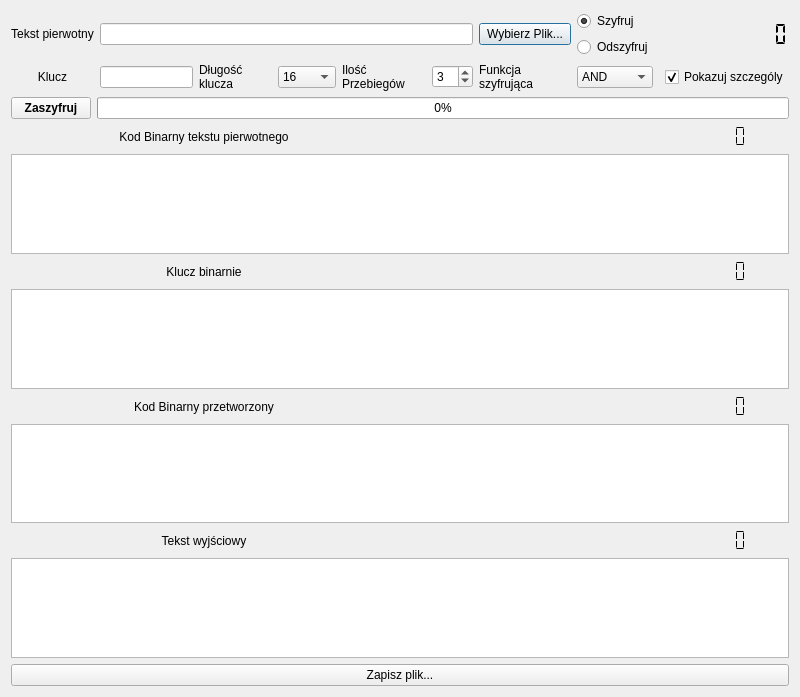
Before: the Qt Designer form start.ui in pkrolkgp/funkcja_Feistela_PyQt5, drawn with Qt 5.
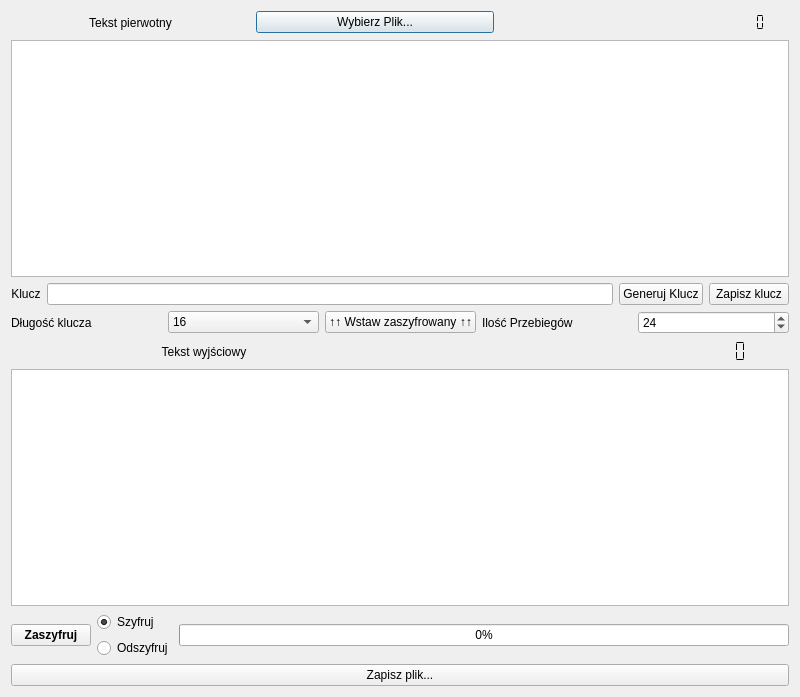
After: the same form once the commit is applied. Icons and pictures are not drawn.

Patch:
```diff
--- a/start.ui
+++ b/start.ui
@@ -37,86 +37,242 @@
   </property>
   <layout class="QGridLayout" name="gridLayout">
    <item row="0" column="0">
-    <layout class="QGridLayout" name="gridLayout_4">
-     <item row="0" column="1" colspan="6">
-      <widget class="QLineEdit" name="tekstJawny">
-       <property name="maxLength">
-        <number>327670000</number>
-       </property>
-      </widget>
+    <layout class="QVBoxLayout" name="glownaKolumna">
+     <item>
+      <layout class="QHBoxLayout" name="linia1">
+       <item>
+        <widget class="QLabel" name="tekstJawnyLabel">
+         <property name="text">
+          <string>Tekst pierwotny</string>
+         </property>
+         <property name="alignment">
+          <set>Qt::AlignCenter</set>
+         </property>
+        </widget>
+       </item>
+       <item>
+        <widget class="QPushButton" name="otworzPlik">
+         <property name="text">
+          <string>Wybierz Plik...</string>
+         </property>
+        </widget>
+       </item>
+       <item>
+        <widget class="QLCDNumber" name="licznikTekstuJawnego">
+         <property name="toolTip">
+          <string>&lt;html&gt;&lt;head/&gt;&lt;body&gt;&lt;p&gt;Autor: Piotr Król&lt;/p&gt;&lt;/body&gt;&lt;/html&gt;</string>
+         </property>
+         <property name="frameShape">
+          <enum>QFrame::NoFrame</enum>
+         </property>
+         <property name="digitCount">
+          <number>30</number>
+         </property>
+         <property name="segmentStyle">
+          <enum>QLCDNumber::Flat</enum>
+         </property>
+        </widget>
+       </item>
+      </layout>
      </item>
-     <item row="0" column="0">
-      <widget class="QLabel" name="tekstJawnyLabel">
-       <property name="text">
-        <string>Tekst pierwotny</string>
-       </property>
-       <property name="alignment">
-        <set>Qt::AlignCenter</set>
-       </property>
-       <property name="buddy">
-        <cstring>tekstJawny</cstring>
-       </property>
-      </widget>
+     <item>
+      <widget class="QPlainTextEdit" name="tekstJawny"/>
      </item>
-     <item row="0" column="7">
-      <widget class="QPushButton" name="otworzPlik">
-       <property name="text">
-        <string>Wybierz Plik...</string>
-       </property>
-      </widget>
+     <item>
+      <layout class="QHBoxLayout" name="linia2">
+       <item>
+        <widget class="QLabel" name="kluczLabel">
+         <property name="text">
+          <string>Klucz</string>
+         </property>
+         <property name="alignment">
+          <set>Qt::AlignCenter</set>
+         </property>
+         <property name="buddy">
+          <cstring>klucz</cstring>
+         </property>
+        </widget>
+       </item>
+       <item>
+        <widget class="QLineEdit" name="klucz">
+         <property name="sizePolicy">
+          <sizepolicy hsizetype="Expanding" vsizetype="Fixed">
+           <horstretch>0</horstretch>
+           <verstretch>0</verstretch>
+          </sizepolicy>
+         </property>
+         <property name="autoFillBackground">
+          <bool>false</bool>
+         </property>
+         <property name="maxLength">
+          <number>4</number>
+         </property>
+        </widget>
+       </item>
+       <item>
+        <widget class="QPushButton" name="przyciskGeneruj">
+         <property name="text">
+          <string>Generuj Klucz</string>
+         </property>
+        </widget>
+       </item>
+       <item>
+        <widget class="QPushButton" name="zapiszKlucz">
+         <property name="text">
+          <string>Zapisz klucz</string>
+         </property>
+        </widget>
+       </item>
+      </layout>
      </item>
-     <item row="2" column="0">
-      <widget class="QLabel" name="kluczLabel">
-       <property name="text">
-        <string>Klucz</string>
-       </property>
-       <property name="alignment">
-        <set>Qt::AlignCenter</set>
-       </property>
-       <property name="buddy">
-        <cstring>klucz</cstring>
-       </property>
-      </widget>
-     </item>
-     <item row="2" column="8">
-      <widget class="QComboBox" name="drugaMetoda">
-       <property name="currentIndex">
-        <number>0</number>
-       </property>
+     <item>
+      <layout class="QHBoxLayout" name="linia4">
        <item>
-        <property name="text">
-         <string>AND</string>
-        </property>
+        <widget class="QLabel" name="dlugoscKluczaLabel">
+         <property name="text">
+          <string>Długość klucza</string>
+         </property>
+         <property name="wordWrap">
+          <bool>true</bool>
+         </property>
+         <property name="buddy">
+          <cstring>dlugoscKlucza</cstring>
+         </property>
+        </widget>
        </item>
        <item>
-        <property name="text">
-         <string>NAND</string>
-        </property>
+        <widget class="QComboBox" name="dlugoscKlucza">
+         <property name="currentText">
+          <string>16</string>
+         </property>
+         <item>
+          <property name="text">
+           <string>16</string>
+          </property>
+         </item>
+         <item>
+          <property name="text">
+           <string>32</string>
+          </property>
+         </item>
+         <item>
+          <property name="text">
+           <string>64</string>
+          </property>
+         </item>
+         <item>
+          <property name="text">
+           <string>128</string>
+          </property>
+         </item>
+         <item>
+          <property name="text">
+           <string>256</string>
+          </property>
+         </item>
+         <item>
+          <property name="text">
+           <string>512</string>
+          </property>
+         </item>
+         <item>
+          <property name="text">
+           <string>1024</string>
+          </property>
+         </item>
+         <item>
+          <property name="text">
+           <string>2048</string>
+          </property>
+         </item>
+        </widget>
        </item>
        <item>
-        <property name="text">
-         <string>OR</string>
-        </property>
+        <widget class="QPushButton" name="przyciskZamien">
+         <property name="text">
+          <string>↑↑ Wstaw zaszyfrowany ↑↑</string>
+         </property>
+        </widget>
        </item>
        <item>
-        <property name="text">
-         <string>NOR</string>
-        </property>
+        <widget class="QLabel" name="liczbaPrzebiegowLabel">
+         <property name="text">
+          <string>Ilość Przebiegów</string>
+         </property>
+         <property name="wordWrap">
+          <bool>true</bool>
+         </property>
+         <property name="buddy">
+          <cstring>liczbaPrzebiegow</cstring>
+         </property>
+        </widget>
        </item>
        <item>
-        <property name="text">
-         <string>XOR</string>
-        </property>
+        <widget class="QSpinBox" name="liczbaPrzebiegow">
+         <property name="maximum">
+          <number>9999999</number>
+         </property>
+         <property name="value">
+          <number>24</number>
+         </property>
+        </widget>
        </item>
+      </layout>
+     </item>
+     <item>
+      <layout class="QHBoxLayout" name="linia3">
        <item>
-        <property name="text">
-         <string>XNOR</string>
-        </property>
+        <widget class="QLabel" name="tekstZaszyfrowanyLabel">
+         <property name="text">
+          <string>Tekst wyjściowy</string>
+         </property>
+         <property name="alignment">
+          <set>Qt::AlignCenter</set>
+         </property>
+         <property name="buddy">
+          <cstring>tekstZaszyfrowany</cstring>
+         </property>
+        </widget>
        </item>
+       <item>
+        <widget class="QLCDNumber" name="licznikTekstuZaszyfrowanego">
+         <property name="frameShape">
+          <enum>QFrame::NoFrame</enum>
+         </property>
+         <property name="digitCount">
+          <number>30</number>
+         </property>
+         <property name="segmentStyle">
+          <enum>QLCDNumber::Flat</enum>
+         </property>
+        </widget>
+       </item>
+      </layout>
+     </item>
+     <item>
+      <widget class="QPlainTextEdit" name="tekstZaszyfrowany">
+       <property name="enabled">
+        <bool>true</bool>
+       </property>
+       <property name="acceptDrops">
+        <bool>false</bool>
+       </property>
+       <property name="undoRedoEnabled">
+        <bool>false</bool>
+       </property>
+       <property name="readOnly">
+        <bool>true</bool>
+       </property>
+       <property name="plainText">
+        <string notr="true"/>
+       </property>
+       <property name="placeholderText">
+        <string notr="true"/>
+       </property>
       </widget>
      </item>
-     <item row="4" column="0" colspan="11">
-      <layout class="QHBoxLayout" name="horizontalLayout">
+     <item>
+      <layout class="QHBoxLayout" name="linia5">
        <item>
         <widget class="QPushButton" name="buttonSzyfruj">
          <property name="sizePolicy">
@@ -139,6 +295,27 @@
          </property>
         </widget>
        </item>
+       <item>
+        <layout class="QVBoxLayout" name="pojemnikNaRadio">
+         <item>
+          <widget class="QRadioButton" name="szyfrujRadio">
+           <property name="text">
+            <string>Szyfruj</string>
+           </property>
+           <property name="checked">
+            <bool>true</bool>
+           </property>
+          </widget>
+         </item>
+         <item>
+          <widget class="QRadioButton" name="odszyfrujRadio">
+           <property name="text">
+            <string>Odszyfruj</string>
+           </property>
+          </widget>
+         </item>
+        </layout>
+       </item>
        <item>
         <widget class="QProgressBar" name="progressBar">
          <property name="value">
@@ -150,398 +327,15 @@
          <property name="invertedAppearance">
           <bool>false</bool>
          </property>
-        </widget>
-       </item>
-      </layout>
-     </item>
-     <item row="0" column="8">
-      <layout class="QVBoxLayout" name="verticalLayout_3">
-       <item>
-        <widget class="QRadioButton" name="szyfrujRadio">
-         <property name="text">
-          <string>Szyfruj</string>
+         <property name="format">
+          <string>%p%</string>
          </property>
-         <property name="checked">
-          <bool>true</bool>
-         </property>
         </widget>
        </item>
-       <item>
-        <widget class="QRadioButton" name="odszyfrujRadio">
-         <property name="text">
-          <string>Odszyfruj</string>
-         </property>
-        </widget>
-       </item>
       </layout>
      </item>
-     <item row="2" column="10">
-      <widget class="QCheckBox" name="pokazSzczegoly">
-       <property name="text">
-        <string>Pokazuj szczególy</string>
-       </property>
-       <property name="checked">
-        <bool>true</bool>
-       </property>
-      </widget>
-     </item>
-     <item row="0" column="10">
-      <widget class="QLCDNumber" name="licznikTekstuJawnego">
-       <property name="toolTip">
-        <string>&lt;html&gt;&lt;head/&gt;&lt;body&gt;&lt;p&gt;Autor: Piotr Król&lt;/p&gt;&lt;/body&gt;&lt;/html&gt;</string>
-       </property>
-       <property name="frameShape">
-        <enum>QFrame::NoFrame</enum>
-       </property>
-       <property name="digitCount">
-        <number>10</number>
-       </property>
-       <property name="segmentStyle">
-        <enum>QLCDNumber::Flat</enum>
-       </property>
-      </widget>
-     </item>
-     <item row="2" column="7">
-      <widget class="QLabel" name="metodaLabel">
-       <property name="text">
-        <string>Funkcja szyfrująca</string>
-       </property>
-       <property name="wordWrap">
-        <bool>true</bool>
-       </property>
-       <property name="buddy">
-        <cstring>drugaMetoda</cstring>
-       </property>
-      </widget>
-     </item>
-     <item row="2" column="6">
-      <widget class="QSpinBox" name="liczbaPrzebiegow">
-       <property name="maximum">
-        <number>64</number>
-       </property>
-       <property name="value">
-        <number>3</number>
-       </property>
-      </widget>
-     </item>
-     <item row="2" column="5">
-      <widget class="QLabel" name="liczbaPrzebiegowLabel">
-       <property name="text">
-        <string>Ilość Przebiegów</string>
-       </property>
-       <property name="wordWrap">
-        <bool>true</bool>
-       </property>
-       <property name="buddy">
-        <cstring>liczbaPrzebiegow</cstring>
-       </property>
-      </widget>
-     </item>
-     <item row="2" column="4">
-      <widget class="QComboBox" name="dlugoscKlucza">
-       <property name="currentText">
-        <string>64</string>
-       </property>
-       <item>
-        <property name="text">
-         <string>16</string>
-        </property>
-       </item>
-       <item>
-        <property name="text">
-         <string>32</string>
-        </property>
-       </item>
-       <item>
-        <property name="text">
-         <string>64</string>
-        </property>
-       </item>
-       <item>
-        <property name="text">
-         <string>128</string>
-        </property>
-       </item>
-       <item>
-        <property name="text">
-         <string>256</string>
-        </property>
-       </item>
-       <item>
-        <property name="text">
-         <string>512</string>
-        </property>
-       </item>
-       <item>
-        <property name="text">
-         <string>1024</string>
-        </property>
-       </item>
-       <item>
-        <property name="text">
-         <string>2048</string>
-        </property>
-       </item>
-      </widget>
-     </item>
-     <item row="2" column="3">
-      <widget class="QLabel" name="dlugoscKluczaLabel">
-       <property name="text">
-        <string>Długość klucza</string>
-       </property>
-       <property name="wordWrap">
-        <bool>true</bool>
-       </property>
-       <property name="buddy">
-        <cstring>dlugoscKlucza</cstring>
-       </property>
-      </widget>
-     </item>
-     <item row="2" column="1" colspan="2">
-      <widget class="QLineEdit" name="klucz">
-       <property name="sizePolicy">
-        <sizepolicy hsizetype="Expanding" vsizetype="Fixed">
-         <horstretch>0</horstretch>
-         <verstretch>0</verstretch>
-        </sizepolicy>
-       </property>
-       <property name="autoFillBackground">
-        <bool>false</bool>
-       </property>
-       <property name="maxLength">
-        <number>4</number>
-       </property>
-      </widget>
-     </item>
-    </layout>
-   </item>
-   <item row="1" column="0">
-    <layout class="QVBoxLayout" name="verticalLayout">
      <item>
-      <layout class="QHBoxLayout" name="horizontalLayout_2">
-       <item>
-        <widget class="QLabel" name="kodBinarnyLabel">
-         <property name="text">
-          <string>Kod Binarny tekstu pierwotnego</string>
-         </property>
-         <property name="alignment">
-          <set>Qt::AlignCenter</set>
-         </property>
-         <property name="buddy">
-          <cstring>kodBinarny</cstring>
-         </property>
-        </widget>
-       </item>
-       <item>
-        <widget class="QLCDNumber" name="licznikKoduBinarnego">
-         <property name="frameShape">
-          <enum>QFrame::NoFrame</enum>
-         </property>
-         <property name="digitCount">
-          <number>30</number>
-         </property>
-         <property name="segmentStyle">
-          <enum>QLCDNumber::Flat</enum>
-         </property>
-        </widget>
-       </item>
-      </layout>
-     </item>
-     <item>
-      <widget class="QPlainTextEdit" name="kodBinarny">
-       <property name="enabled">
-        <bool>true</bool>
-       </property>
-       <property name="acceptDrops">
-        <bool>false</bool>
-       </property>
-       <property name="sizeAdjustPolicy">
-        <enum>QAbstractScrollArea::AdjustIgnored</enum>
-       </property>
-       <property name="undoRedoEnabled">
-        <bool>false</bool>
-       </property>
-       <property name="readOnly">
-        <bool>true</bool>
-       </property>
-       <property name="plainText">
-        <string notr="true"/>
-       </property>
-       <property name="placeholderText">
-        <string notr="true"/>
-       </property>
-      </widget>
-     </item>
-     <item>
-      <layout class="QHBoxLayout" name="horizontalLayout_3">
-       <item>
-        <widget class="QLabel" name="kluczBinarnieLabel">
-         <property name="text">
-          <string>Klucz binarnie</string>
-         </property>
-         <property name="alignment">
-          <set>Qt::AlignCenter</set>
-         </property>
-         <property name="buddy">
-          <cstring>kluczBinarnie</cstring>
-         </property>
-        </widget>
-       </item>
-       <item>
-        <widget class="QLCDNumber" name="licznikKluczaBinarnego">
-         <property name="frameShape">
-          <enum>QFrame::NoFrame</enum>
-         </property>
-         <property name="digitCount">
-          <number>30</number>
-         </property>
-         <property name="segmentStyle">
-          <enum>QLCDNumber::Flat</enum>
-         </property>
-        </widget>
-       </item>
-      </layout>
-     </item>
-     <item>
-      <widget class="QPlainTextEdit" name="kluczBinarnie">
-       <property name="sizePolicy">
-        <sizepolicy hsizetype="Expanding" vsizetype="Fixed">
-         <horstretch>0</horstretch>
-         <verstretch>0</verstretch>
-        </sizepolicy>
-       </property>
-       <property name="maximumSize">
-        <size>
-         <width>16777215</width>
-         <height>100</height>
-        </size>
-       </property>
-       <property name="acceptDrops">
-        <bool>false</bool>
-       </property>
-       <property name="undoRedoEnabled">
-        <bool>false</bool>
-       </property>
-       <property name="readOnly">
-        <bool>true</bool>
-       </property>
-       <property name="plainText">
-        <string notr="true"/>
-       </property>
-       <property name="placeholderText">
-        <string notr="true"/>
-       </property>
-      </widget>
-     </item>
-     <item>
-      <layout class="QHBoxLayout" name="horizontalLayout_4">
-       <item>
-        <widget class="QLabel" name="binarnyZaszyfrowanyLabel">
-         <property name="layoutDirection">
-          <enum>Qt::LeftToRight</enum>
-         </property>
-         <property name="text">
-          <string>Kod Binarny przetworzony</string>
-         </property>
-         <property name="alignment">
-          <set>Qt::AlignCenter</set>
-         </property>
-         <property name="buddy">
-          <cstring>binarnyZaszyfrowany</cstring>
-         </property>
-        </widget>
-       </item>
-       <item>
-        <widget class="QLCDNumber" name="licznikKoduBinarnegoZaszyfrowanego">
-         <property name="frameShape">
-          <enum>QFrame::NoFrame</enum>
-         </property>
-         <property name="digitCount">
-          <number>30</number>
-         </property>
-         <property name="segmentStyle">
-          <enum>QLCDNumber::Flat</enum>
-         </property>
-        </widget>
-       </item>
-      </layout>
-     </item>
-     <item>
-      <widget class="QPlainTextEdit" name="binarnyZaszyfrowany">
-       <property name="enabled">
-        <bool>true</bool>
-       </property>
-       <property name="acceptDrops">
-        <bool>false</bool>
-       </property>
-       <property name="undoRedoEnabled">
-        <bool>false</bool>
-       </property>
-       <property name="readOnly">
-        <bool>true</bool>
-       </property>
-       <property name="plainText">
-        <string notr="true"/>
-       </property>
-       <property name="placeholderText">
-        <string notr="true"/>
-       </property>
-      </widget>
-     </item>
-     <item>
-      <layout class="QHBoxLayout" name="horizontalLayout_5">
-       <item>
-        <widget class="QLabel" name="tekstZaszyfrowanyLabel">
-         <property name="text">
-          <string>Tekst wyjściowy</string>
-         </property>
-         <property name="alignment">
-          <set>Qt::AlignCenter</set>
-         </property>
-         <property name="buddy">
-          <cstring>tekstZaszyfrowany</cstring>
-         </property>
-        </widget>
-       </item>
-       <item>
-        <widget class="QLCDNumber" name="licznikTekstuZaszyfrowanego">
-         <property name="frameShape">
-          <enum>QFrame::NoFrame</enum>
-         </property>
-         <property name="digitCount">
-          <number>30</number>
-         </property>
-         <property name="segmentStyle">
-          <enum>QLCDNumber::Flat</enum>
-         </property>
-        </widget>
-       </item>
-      </layout>
-     </item>
-     <item>
-      <widget class="QPlainTextEdit" name="tekstZaszyfrowany">
-       <property name="enabled">
-        <bool>true</bool>
-       </property>
-       <property name="acceptDrops">
-        <bool>false</bool>
-       </property>
-       <property name="undoRedoEnabled">
-        <bool>false</bool>
-       </property>
-       <property name="readOnly">
-        <bool>true</bool>
-       </property>
-       <property name="plainText">
-        <string notr="true"/>
-       </property>
-       <property name="placeholderText">
-        <string notr="true"/>
-       </property>
-      </widget>
-     </item>
-     <item>
-      <layout class="QHBoxLayout" name="horizontalLayout_7">
+      <layout class="QHBoxLayout" name="linia6">
        <item>
         <widget class="QPushButton" name="zapiszTekstZaszyfrowany">
          <property name="text">
```
Left out of the diff: 74 changed lines with no effect on the pictures.
